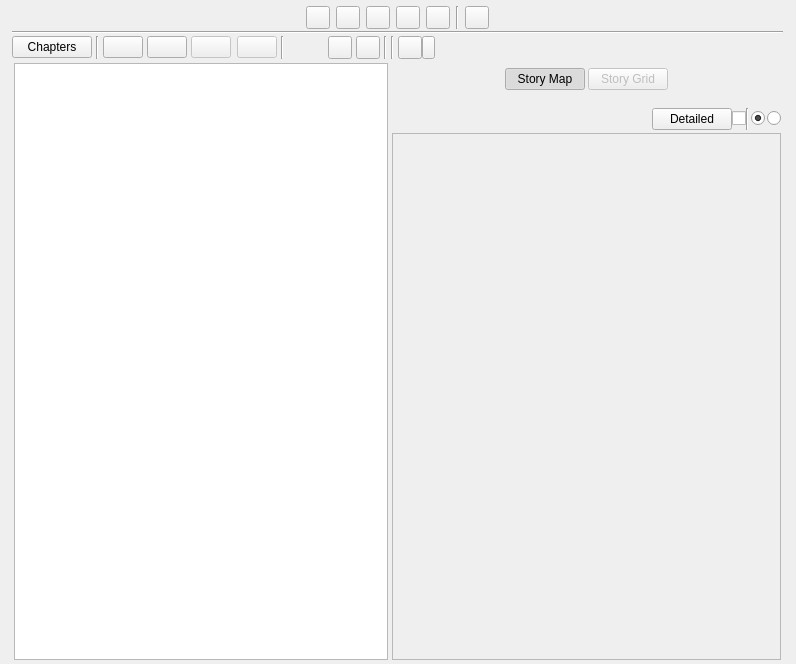
Old version of the form ui/scenes_view.ui in the repository plotlyst/plotlyst-app.
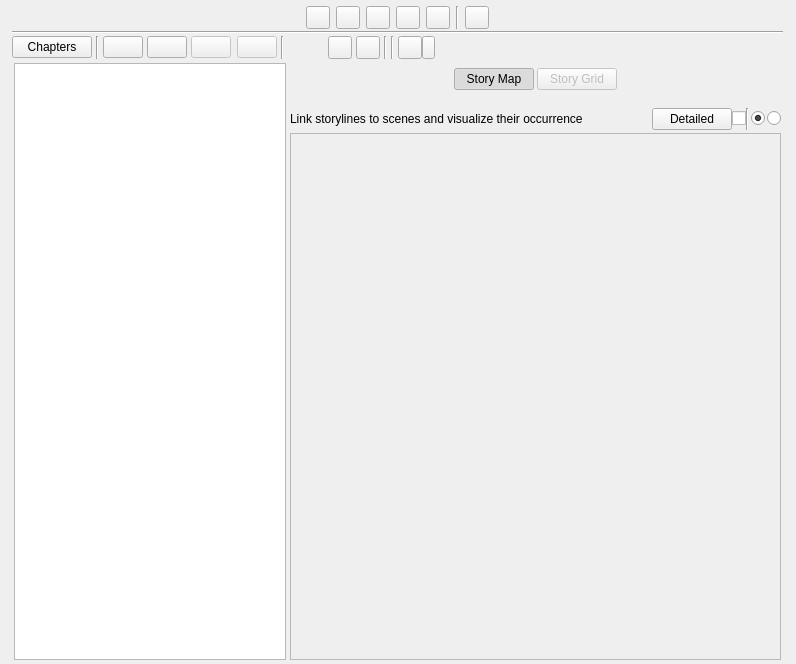
New version of the form. Custom widgets are drawn as their Qt base class.

Commit message: storymap desc

```diff
--- a/ui/scenes_view.ui
+++ b/ui/scenes_view.ui
@@ -1118,6 +1118,19 @@
                   <property name="bottomMargin">
                    <number>0</number>
                   </property>
+                  <item>
+                   <widget class="QLabel" name="lblStorymapDesc">
+                    <property name="text">
+                     <string>Link storylines to scenes and visualize their occurrence</string>
+                    </property>
+                    <property name="wordWrap">
+                     <bool>false</bool>
+                    </property>
+                    <property name="description" stdset="0">
+                     <bool>true</bool>
+                    </property>
+                   </widget>
+                  </item>
                   <item>
                    <spacer name="horizontalSpacer_7">
                     <property name="orientation">
@@ -1218,7 +1231,7 @@
                    <rect>
                     <x>0</x>
                     <y>0</y>
-                    <width>506</width>
+                    <width>459</width>
                     <height>513</height>
                    </rect>
                   </property>
```
Left out of the diff: 6 changed lines with no effect on the pictures.
